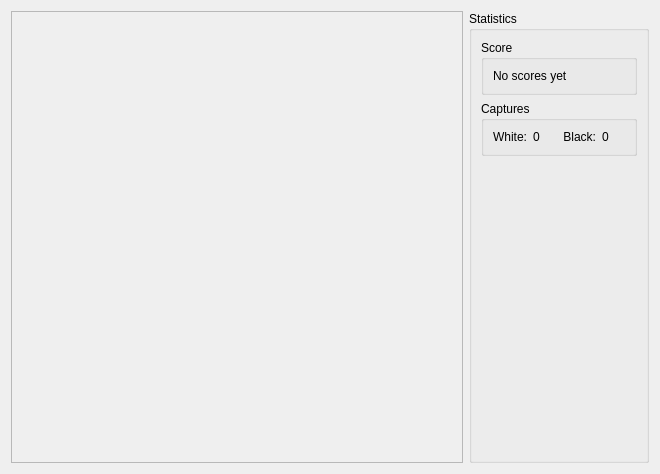
KDE/kigo, file src/gui/screens/gamescreen.ui: the form before one commit.
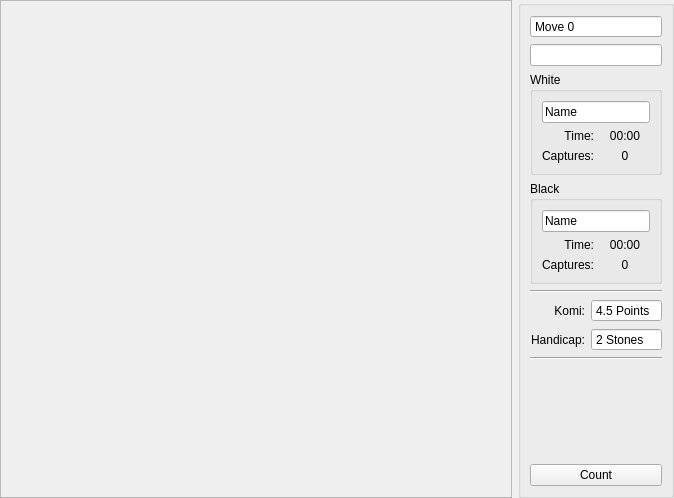
The form after the commit. Custom widgets are drawn as their Qt base class.

Commit message: Huge improvements everywhere, move history and hint display where touched, the GameScreen now has better (and functional) statistics. Fixed a really evil bug: One was not able to make a move in the 'I' column before simply because GnuGo does not use the column 'I', it jumps from 'H' to 'L', strange beast. This forced an GameScene update and changes to GoEngine (about checking valid moves and asserts). MainWindow got another action for editing boards, this will be brought to live in a future update.

Patch:
```diff
--- a/src/gui/screens/gamescreen.ui
+++ b/src/gui/screens/gamescreen.ui
@@ -5,14 +5,17 @@
    <rect>
     <x>0</x>
     <y>0</y>
-    <width>660</width>
-    <height>474</height>
+    <width>674</width>
+    <height>498</height>
    </rect>
   </property>
   <property name="windowTitle" >
    <string>Form</string>
   </property>
   <layout class="QHBoxLayout" name="horizontalLayout_2" >
+   <property name="margin" >
+    <number>0</number>
+   </property>
    <item>
     <widget class="QFrame" name="gameFrame" >
      <property name="frameShape" >
@@ -31,82 +34,161 @@
        <verstretch>0</verstretch>
       </sizepolicy>
      </property>
-     <property name="minimumSize" >
-      <size>
-       <width>180</width>
-       <height>0</height>
-      </size>
-     </property>
-     <property name="maximumSize" >
-      <size>
-       <width>180</width>
-       <height>16777215</height>
-      </size>
-     </property>
      <property name="title" >
-      <string>Statistics</string>
+      <string/>
      </property>
-     <layout class="QVBoxLayout" name="verticalLayout_2" >
-      <item>
-       <widget class="QGroupBox" name="scoreBox" >
-        <property name="title" >
-         <string>Score</string>
-        </property>
-        <layout class="QVBoxLayout" name="verticalLayout" >
-         <item>
-          <widget class="QLabel" name="scoreLabel" >
-           <property name="text" >
-            <string>No scores yet</string>
-           </property>
-          </widget>
-         </item>
-        </layout>
-       </widget>
-      </item>
-      <item>
+     <layout class="QGridLayout" name="gridLayout_3" >
+      <item row="4" column="0" colspan="2" >
        <widget class="QGroupBox" name="capturesBox" >
         <property name="title" >
-         <string>Captures</string>
+         <string>White</string>
         </property>
-        <layout class="QHBoxLayout" name="horizontalLayout" >
-         <item>
+        <layout class="QGridLayout" name="gridLayout" >
+         <item row="2" column="0" >
           <widget class="QLabel" name="label" >
            <property name="text" >
-            <string>White:</string>
+            <string>Captures:</string>
            </property>
            <property name="alignment" >
             <set>Qt::AlignRight|Qt::AlignTrailing|Qt::AlignVCenter</set>
            </property>
           </widget>
          </item>
-         <item>
+         <item row="2" column="1" >
           <widget class="QLabel" name="whiteCapturesLabel" >
            <property name="text" >
             <string>0</string>
            </property>
+           <property name="alignment" >
+            <set>Qt::AlignCenter</set>
+           </property>
           </widget>
          </item>
-         <item>
+         <item row="1" column="0" >
+          <widget class="QLabel" name="label_2" >
+           <property name="text" >
+            <string>Time:</string>
+           </property>
+           <property name="alignment" >
+            <set>Qt::AlignRight|Qt::AlignTrailing|Qt::AlignVCenter</set>
+           </property>
+          </widget>
+         </item>
+         <item row="1" column="1" >
+          <widget class="QLabel" name="whiteTimeLabel" >
+           <property name="text" >
+            <string>00:00</string>
+           </property>
+           <property name="alignment" >
+            <set>Qt::AlignCenter</set>
+           </property>
+          </widget>
+         </item>
+         <item row="0" column="0" colspan="2" >
+          <widget class="KLineEdit" name="whitePlayerName" >
+           <property name="enabled" >
+            <bool>true</bool>
+           </property>
+           <property name="text" >
+            <string>Name</string>
+           </property>
+           <property name="readOnly" >
+            <bool>true</bool>
+           </property>
+           <property name="urlDropsEnabled" >
+            <bool>false</bool>
+           </property>
+          </widget>
+         </item>
+        </layout>
+       </widget>
+      </item>
+      <item row="5" column="0" colspan="2" >
+       <widget class="QGroupBox" name="groupBox" >
+        <property name="title" >
+         <string>Black</string>
+        </property>
+        <layout class="QGridLayout" name="gridLayout_2" >
+         <item row="2" column="0" >
           <widget class="QLabel" name="label_4" >
            <property name="text" >
-            <string>Black:</string>
+            <string>Captures:</string>
            </property>
            <property name="alignment" >
             <set>Qt::AlignRight|Qt::AlignTrailing|Qt::AlignVCenter</set>
            </property>
           </widget>
          </item>
-         <item>
+         <item row="2" column="1" >
           <widget class="QLabel" name="blackCapturesLabel" >
            <property name="text" >
             <string>0</string>
            </property>
+           <property name="alignment" >
+            <set>Qt::AlignCenter</set>
+           </property>
+          </widget>
+         </item>
+         <item row="1" column="0" >
+          <widget class="QLabel" name="label_6" >
+           <property name="text" >
+            <string>Time:</string>
+           </property>
+           <property name="alignment" >
+            <set>Qt::AlignRight|Qt::AlignTrailing|Qt::AlignVCenter</set>
+           </property>
+          </widget>
+         </item>
+         <item row="1" column="1" >
+          <widget class="QLabel" name="blackTimeLabel" >
+           <property name="text" >
+            <string>00:00</string>
+           </property>
+           <property name="alignment" >
+            <set>Qt::AlignCenter</set>
+           </property>
+          </widget>
+         </item>
+         <item row="0" column="0" colspan="2" >
+          <widget class="KLineEdit" name="blackPlayerName" >
+           <property name="enabled" >
+            <bool>true</bool>
+           </property>
+           <property name="text" >
+            <string>Name</string>
+           </property>
+           <property name="readOnly" >
+            <bool>true</bool>
+           </property>
+           <property name="urlDropsEnabled" >
+            <bool>false</bool>
+           </property>
           </widget>
          </item>
         </layout>
        </widget>
       </item>
-      <item>
+      <item row="7" column="0" >
+       <widget class="QLabel" name="label_3" >
+        <property name="text" >
+         <string>Komi:</string>
+        </property>
+        <property name="alignment" >
+         <set>Qt::AlignRight|Qt::AlignTrailing|Qt::AlignVCenter</set>
+        </property>
+       </widget>
+      </item>
+      <item row="8" column="0" >
+       <widget class="QLabel" name="label_5" >
+        <property name="text" >
+         <string>Handicap:</string>
+        </property>
+        <property name="alignment" >
+         <set>Qt::AlignRight|Qt::AlignTrailing|Qt::AlignVCenter</set>
+        </property>
+       </widget>
+      </item>
+      <item row="10" column="0" colspan="2" >
        <spacer name="verticalSpacer" >
         <property name="orientation" >
          <enum>Qt::Vertical</enum>
@@ -119,11 +201,117 @@
         </property>
        </spacer>
       </item>
+      <item row="1" column="0" colspan="2" >
+       <widget class="QLineEdit" name="playerLabel" >
+        <property name="focusPolicy" >
+         <enum>Qt::NoFocus</enum>
+        </property>
+        <property name="text" >
+         <string/>
+        </property>
+        <property name="readOnly" >
+         <bool>true</bool>
+        </property>
+       </widget>
+      </item>
+      <item row="11" column="0" colspan="2" >
+       <widget class="KPushButton" name="countButton" >
+        <property name="text" >
+         <string>Count</string>
+        </property>
+       </widget>
+      </item>
+      <item row="6" column="0" colspan="2" >
+       <widget class="Line" name="line" >
+        <property name="orientation" >
+         <enum>Qt::Horizontal</enum>
+        </property>
+       </widget>
+      </item>
+      <item row="9" column="0" colspan="2" >
+       <widget class="Line" name="line_2" >
+        <property name="orientation" >
+         <enum>Qt::Horizontal</enum>
+        </property>
+       </widget>
+      </item>
+      <item row="8" column="1" >
+       <widget class="QSpinBox" name="handicapSpinBox" >
+        <property name="readOnly" >
+         <bool>true</bool>
+        </property>
+        <property name="buttonSymbols" >
+         <enum>QAbstractSpinBox::NoButtons</enum>
+        </property>
+        <property name="suffix" >
+         <string> Stones</string>
+        </property>
+        <property name="minimum" >
+         <number>2</number>
+        </property>
+        <property name="maximum" >
+         <number>9</number>
+        </property>
+       </widget>
+      </item>
+      <item row="7" column="1" >
+       <widget class="QDoubleSpinBox" name="komiSpinBox" >
+        <property name="readOnly" >
+         <bool>true</bool>
+        </property>
+        <property name="buttonSymbols" >
+         <enum>QAbstractSpinBox::NoButtons</enum>
+        </property>
+        <property name="suffix" >
+         <string> Points</string>
+        </property>
+        <property name="decimals" >
+         <number>1</number>
+        </property>
+        <property name="maximum" >
+         <double>50.000000000000000</double>
+        </property>
+        <property name="value" >
+         <double>4.500000000000000</double>
+        </property>
+       </widget>
+      </item>
+      <item row="0" column="0" colspan="2" >
+       <widget class="QSpinBox" name="moveSpinBox" >
+        <property name="readOnly" >
+         <bool>true</bool>
+        </property>
+        <property name="buttonSymbols" >
+         <enum>QAbstractSpinBox::NoButtons</enum>
+        </property>
+        <property name="suffix" >
+         <string/>
+        </property>
+        <property name="prefix" >
+         <string>Move </string>
+        </property>
+        <property name="maximum" >
+         <number>1000000</number>
+        </property>
+       </widget>
+      </item>
      </layout>
     </widget>
    </item>
   </layout>
  </widget>
+ <customwidgets>
+  <customwidget>
+   <class>KLineEdit</class>
+   <extends>QLineEdit</extends>
+   <header>klineedit.h</header>
+  </customwidget>
+  <customwidget>
+   <class>KPushButton</class>
+   <extends>QPushButton</extends>
+   <header>kpushbutton.h</header>
+  </customwidget>
+ </customwidgets>
  <resources/>
  <connections/>
 </ui>
```
Left out of the diff: 2 changed lines with no effect on the pictures. The commit also changes 11 other files.
